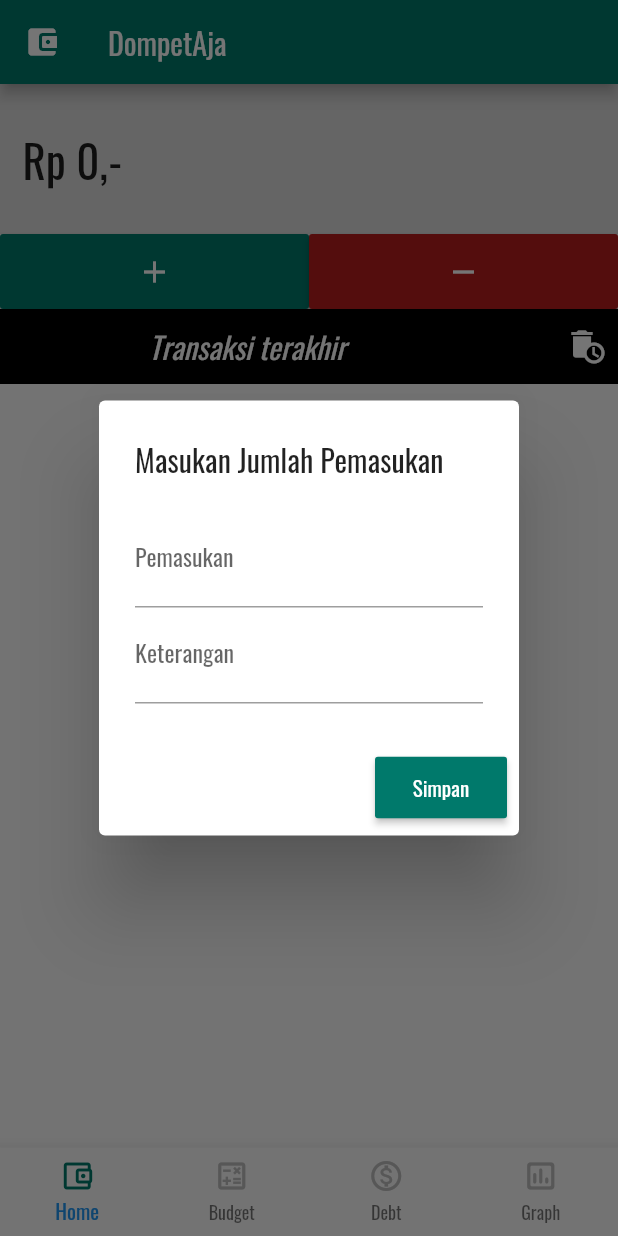
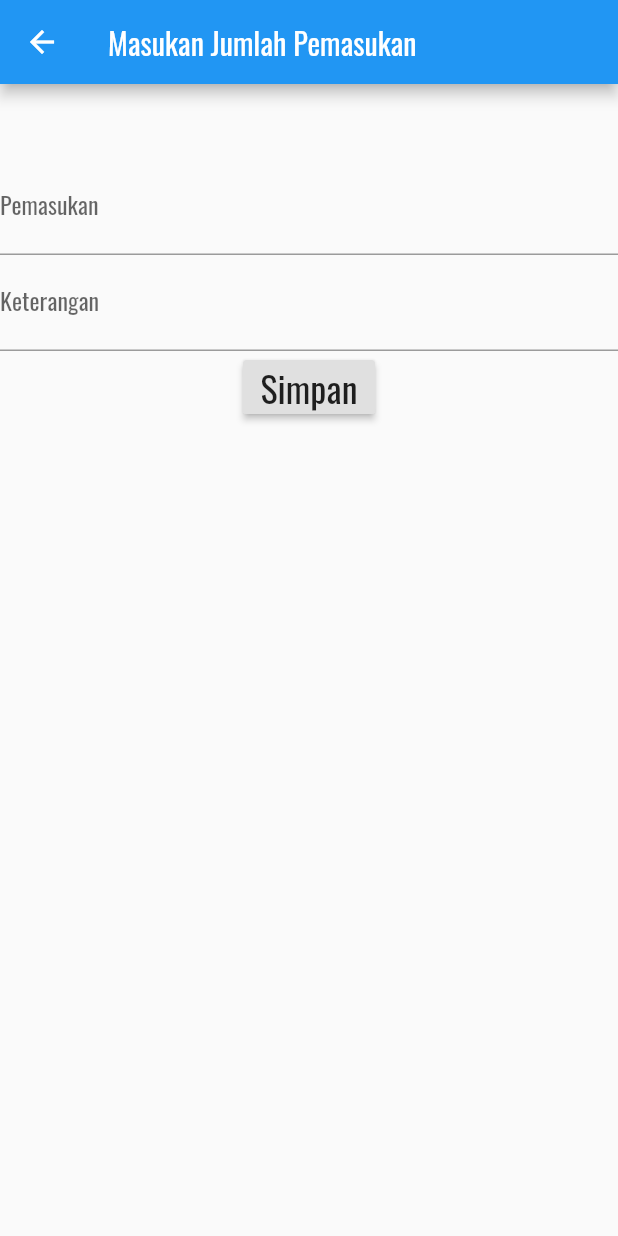
Before and after one commit to tonytomo/PAB, a Flutter app: the screen it shows after launch, after a tap on the "add" icon, on a phone screen of 412 x 824 dp. Run offline on Flutter 3.47's test engine with Material 2 defaults, Android fonts, the phone set to English and light mode, and no system bars; our stand-ins replace hive, hive_flutter; accounts and stored records are empty; generated files the repository leaves out were written again.

Commit message:
input history form

```diff
--- a/lib/home_page.dart
+++ b/lib/home_page.dart
@@ -2,6 +2,7 @@ import 'package:flutter/material.dart';
 import 'package:hive/hive.dart';
 import 'package:hive_flutter/hive_flutter.dart';
 import 'package:pab_dompet/classes/history.dart';
+import 'package:pab_dompet/inputPendapatan.dart';
 import 'customExtensions/string_operation.dart';
 
 var plus = 0;
@@ -14,127 +15,128 @@ class MainPage extends StatefulWidget {
 }
 
 class _MainPageState extends State<MainPage> {
-  final historyBox = Hive.box('history');
 
-  void addHistory(History history) {
-    historyBox.add(history);
-  }
 
+  // void addHistory(History history) {
+  //   historyBox.add(history);
+  // }
+  //
   void deleteHistory() {
+    final historyBox = Hive.box('history');
     historyBox.deleteAll(historyBox.keys);
   }
 
-  inputOutcome(BuildContext context) {
-    return showDialog(
-        context: context,
-        builder: (context) {
-          return AlertDialog(
-            title: Text("Masukan Jumlah Pengeluaran"),
-            content: Column(
-              mainAxisSize: MainAxisSize.min,
-              children: <Widget>[
-                TextField(
-                  keyboardType: TextInputType.number,
-                  decoration: InputDecoration(
-                    labelText: 'Pengeluaran',
-                  ),
-                  onChanged: (String value) {
-                    plus = int.parse(value);
-                  },
-                ),
-                TextField(
-                  decoration: InputDecoration(
-                    labelText: 'Keterangan',
-                  ),
-                  onChanged: (String value2) {
-                    ket = value2;
-                  },
-                ),
-              ],
-            ),
-            actions: <Widget>[
-              MaterialButton(
-                child: Text(
-                  "Simpan",
-                  style: TextStyle(
-                    color: Colors.white,
-                  ),
-                ),
-                padding: EdgeInsets.fromLTRB(15, 10, 15, 10),
-                color: Colors.teal[700],
-                onPressed: () {
-                  final newHistory = History("-", plus, ket);
-                  addHistory(newHistory);
-                  Navigator.of(context).pop();
-                  setState(() {
-                    if (plus != null && ket != null) {
-                      saldo = saldo - plus;
-                    }
-                    plus = null;
-                    ket = null;
-                  });
-                },
-              )
-            ],
-          );
-        });
-  }
-
-  inputIncome(BuildContext context) {
-    return showDialog(
-        context: context,
-        builder: (context) {
-          return AlertDialog(
-            title: Text("Masukan Jumlah Pemasukan"),
-            content: Column(
-              mainAxisSize: MainAxisSize.min,
-              children: <Widget>[
-                TextField(
-                  keyboardType: TextInputType.number,
-                  decoration: InputDecoration(
-                    labelText: 'Pemasukan',
-                  ),
-                  onChanged: (String value) {
-                    plus = int.parse(value);
-                  },
-                ),
-                TextField(
-                  decoration: InputDecoration(
-                    labelText: 'Keterangan',
-                  ),
-                  onChanged: (String value2) {
-                    ket = value2;
-                  },
-                ),
-              ],
-            ),
-            actions: <Widget>[
-              MaterialButton(
-                child: Text(
-                  "Simpan",
-                  style: TextStyle(
-                    color: Colors.white,
-                  ),
-                ),
-                padding: EdgeInsets.fromLTRB(15, 10, 15, 10),
-                color: Colors.teal[700],
-                onPressed: () {
-                  final newHistory = History("+", plus, ket);
-                  addHistory(newHistory);
-                  Navigator.of(context).pop();
-                  setState(() {
-                    if (plus != null && ket != null) {
-                      saldo = saldo + plus;
-                    }
-                    plus = null;
-                    ket = null;
-                  });
-                },
-              )
-            ],
-          );
-        });
-  }
+  // inputOutcome(BuildContext context) {
+  //   return showDialog(
+  //       context: context,
+  //       builder: (context) {
+  //         return AlertDialog(
+  //           title: Text("Masukan Jumlah Pengeluaran"),
+  //           content: Column(
+  //             mainAxisSize: MainAxisSize.min,
+  //             children: <Widget>[
+  //               TextField(
+  //                 keyboardType: TextInputType.number,
+  //                 decoration: InputDecoration(
+  //                   labelText: 'Pengeluaran',
+  //                 ),
+  //                 onChanged: (String value) {
+  //                   plus = int.parse(value);
+  //                 },
+  //               ),
+  //               TextField(
+  //                 decoration: InputDecoration(
+  //                   labelText: 'Keterangan',
+  //                 ),
+  //                 onChanged: (String value2) {
+  //                   ket = value2;
+  //                 },
+  //               ),
+  //             ],
+  //           ),
+  //           actions: <Widget>[
+  //             MaterialButton(
+  //               child: Text(
+  //                 "Simpan",
+  //                 style: TextStyle(
+  //                   color: Colors.white,
+  //                 ),
+  //               ),
+  //               padding: EdgeInsets.fromLTRB(15, 10, 15, 10),
+  //               color: Colors.teal[700],
+  //               onPressed: () {
+  //                 final newHistory = History("-", plus, ket);
+  //                 addHistory(newHistory);
+  //                 Navigator.of(context).pop();
+  //                 setState(() {
+  //                   if (plus != null && ket != null) {
+  //                     saldo = saldo - plus;
+  //                   }
+  //                   plus = null;
+  //                   ket = null;
+  //                 });
+  //               },
+  //             )
+  //           ],
+  //         );
+  //       });
+  // }
+  //
+  // inputIncome(BuildContext context) {
+  //   return showDialog(
+  //       context: context,
+  //       builder: (context) {
+  //         return AlertDialog(
+  //           title: Text("Masukan Jumlah Pemasukan"),
+  //           content: Column(
+  //             mainAxisSize: MainAxisSize.min,
+  //             children: <Widget>[
+  //               TextField(
+  //                 keyboardType: TextInputType.number,
+  //                 decoration: InputDecoration(
+  //                   labelText: 'Pemasukan',
+  //                 ),
+  //                 onChanged: (String value) {
+  //                   plus = int.parse(value);
+  //                 },
+  //               ),
+  //               TextField(
+  //                 decoration: InputDecoration(
+  //                   labelText: 'Keterangan',
+  //                 ),
+  //                 onChanged: (String value2) {
+  //                   ket = value2;
+  //                 },
+  //               ),
+  //             ],
+  //           ),
+  //           actions: <Widget>[
+  //             MaterialButton(
+  //               child: Text(
+  //                 "Simpan",
+  //                 style: TextStyle(
+  //                   color: Colors.white,
+  //                 ),
+  //               ),
+  //               padding: EdgeInsets.fromLTRB(15, 10, 15, 10),
+  //               color: Colors.teal[700],
+  //               onPressed: () {
+  //                 final newHistory = History("+", plus, ket);
+  //                 addHistory(newHistory);
+  //                 Navigator.of(context).pop();
+  //                 setState(() {
+  //                   if (plus != null && ket != null) {
+  //                     saldo = saldo + plus;
+  //                   }
+  //                   plus = null;
+  //                   ket = null;
+  //                 });
+  //               },
+  //             )
+  //           ],
+  //         );
+  //       });
+  // }
 
   @override
   Widget build(BuildContext context) {
@@ -164,7 +166,11 @@ class _MainPageState extends State<MainPage> {
                   height: 50,
                   child: RaisedButton(
                     onPressed: () {
-                      inputIncome(context);
+                      Navigator.push(
+                        context,
+                        MaterialPageRoute(builder: (context) => inputPendapatan(plus, ket,"+")),
+                      );
+                      //inputIncome(context);
                     },
                     child: Icon(
                       Icons.add,
@@ -180,7 +186,10 @@ class _MainPageState extends State<MainPage> {
                   height: 50,
                   child: RaisedButton(
                     onPressed: () {
-                      inputOutcome(context);
+                      Navigator.push(
+                        context,
+                        MaterialPageRoute(builder: (context) => inputPendapatan(plus, ket,"-")),
+                      );
                     },
                     child: Icon(
                       Icons.remove,
@@ -239,6 +248,7 @@ class _MainPageState extends State<MainPage> {
               padding: const EdgeInsets.all(8),
               itemCount: historyBox.length < 10 ? historyBox.length : 10,
               itemBuilder: (context, index) {
+                index=historyBox.length-index-1;
                 final history = historyBox.getAt(index) as History;
                 return Container(
                     alignment: Alignment.centerLeft,
--- /dev/null
+++ b/lib/inputPendapatan.dart
@@ -0,0 +1,109 @@
+import 'package:flutter/material.dart';
+import 'package:pab_dompet/classes/history.dart';
+import 'package:hive/hive.dart';
+
+class inputPendapatan extends StatefulWidget {
+  @override
+  _inputPendapatanState createState() => _inputPendapatanState();
+  int plus;
+  String ket;
+  String sym;
+  inputPendapatan(this.plus,this.ket,this.sym);
+
+}
+
+class _inputPendapatanState extends State<inputPendapatan> {
+  @override
+  void initState() {
+    super.initState();
+  if(widget.sym=="+")
+    status="Pemasukan";
+  else if(widget.sym=="-")
+    status="Pengeluaran";
+  }
+
+  var _formKey = GlobalKey<FormState>();
+  final historyBox = Hive.box('history');
+  String status;
+
+  void addHistory(History history) {
+    historyBox.add(history);
+  }
+
+  void _submit() {
+    final isValid = _formKey.currentState.validate();
+    if (!isValid) {
+      return;
+    }
+    _formKey.currentState.save();
+    final newHistory = History(widget.sym, widget.plus, widget.ket);
+    addHistory(newHistory);
+    Navigator.pop(context);
+
+    //sesuatu
+  }
+
+  @override
+  Widget build(BuildContext context) {
+    return Scaffold(
+      appBar: AppBar(
+        title: Text("Masukan Jumlah $status"),
+      ),
+      body: Container(
+          alignment: Alignment.center,
+          margin: EdgeInsets.only(top: 50),
+          child: Form(
+            key: _formKey,
+            child: Column(
+              children: <Widget>[
+                TextFormField(
+                  keyboardType: TextInputType.number,
+                  decoration: InputDecoration(
+                    labelText: '$status',
+                  ),
+                  onSaved: (String value) {
+                    widget.plus = int.parse(value);
+                  },
+                  validator: (value) {
+                    if (value.isEmpty) {
+                      return 'Pengeluaran tidak boleh kosong!';
+                    }
+                    return null;
+                  },
+                ),
+                TextFormField(
+                  decoration: InputDecoration(
+                    labelText: 'Keterangan',
+                  ),
+                  onChanged: (String value2) {
+                    widget.ket = value2;
+                  },
+                  validator: (value) {
+                    if (value.isEmpty) {
+                      return 'Keterangan tidak boleh kosong!';
+                    }
+                    return null;
+                  },
+                ),
+                RaisedButton(
+                    padding: EdgeInsets.symmetric(
+                    ),
+                    child: Text(
+                      "Simpan",
+                      style: TextStyle(
+                        fontSize: 24.0,
+                      ),
+                    ),
+                    onPressed: () {
+                      _submit();
+                      setState(() {
+
+                      });
+                    }
+                )
+              ],
+            ),
+          )),
+    );
+  }
+}
```
